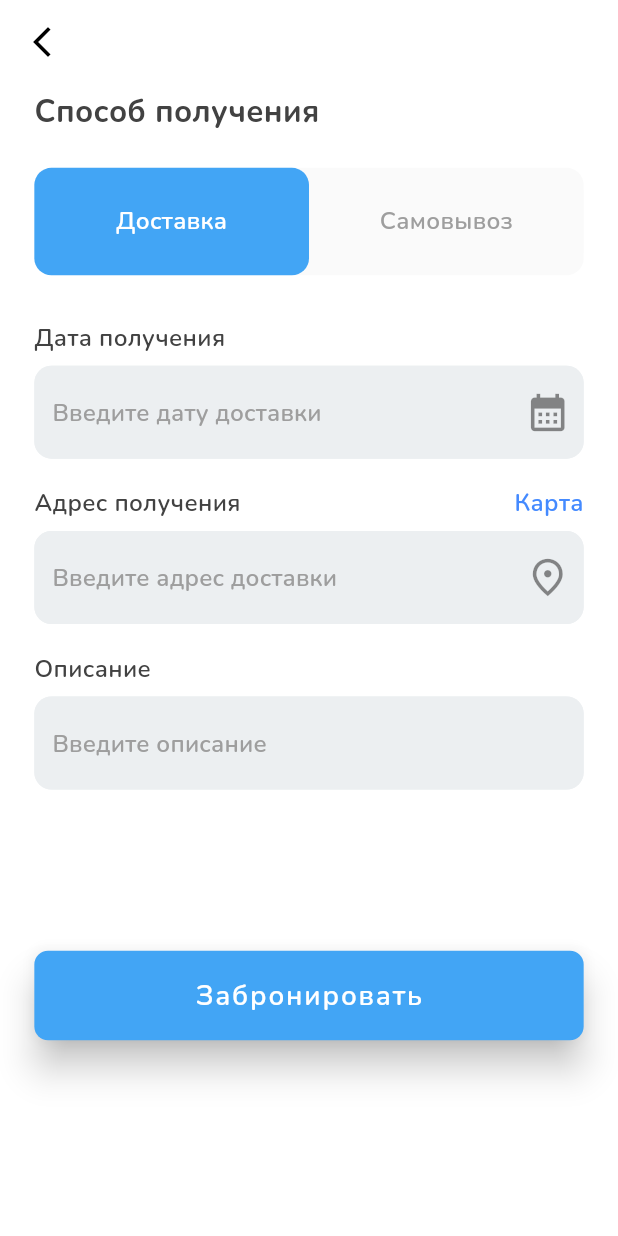
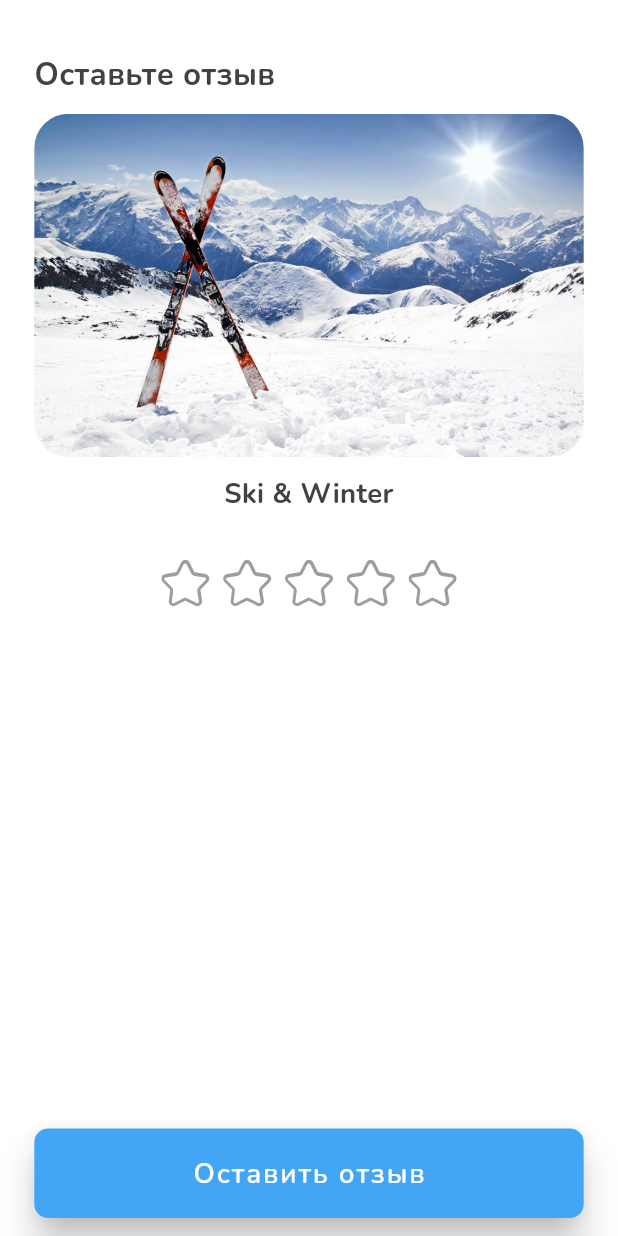
Before and after one commit to RedFox802/Flutter-Ski-Equipment-App, a Flutter app: the ReceivingScreen screen opened directly, after a tap on "Забронировать", on a phone screen of 412 x 824 dp. Run offline on Flutter 3.47's test engine with Material 2 defaults, Android fonts, the phone set to English and light mode, and no system bars; drawn by our look-alikes of flutter_rating_stars; our stand-ins replace firebase_auth, firebase_core, flutter_bloc, flutter_screenutil, flutter_svg, fluttertoast and 4 more; missing offline and left inert: avatar_view, easy_autocomplete; accounts and stored records are empty.

Commit message:
дизайн отзыва

```diff
--- a/lib/features/receiving_page/screens/receiving_screen.dart
+++ b/lib/features/receiving_page/screens/receiving_screen.dart
@@ -7,6 +7,7 @@ import 'package:flutter_bloc/flutter_bloc.dart';
 import 'package:flutter_screenutil/flutter_screenutil.dart';
 
 import '../../../components/app_text_field.dart';
+import '../../review_page/presentation/screens/review_screen.dart';
 import '../domain/receiving_cubit.dart';
 import '../domain/state/receiving_state.dart';
 
@@ -88,8 +89,15 @@ class _ReceivingScreenState extends State<ReceivingScreen> {
                   ),
                   SizedBox(height: 90.h),
                   AppBlueButton(
-                    onPressed: () {},
                     text: 'Забронировать',
+                    onPressed: () {
+                      Navigator.push(
+                        context,
+                        MaterialPageRoute(
+                          builder: ((_) => const ReviewScreen()),
+                        ),
+                      );
+                    },
                   ),
                   SizedBox(height: 10.h),
                 ],
--- /dev/null
+++ b/lib/features/review_page/presentation/screens/review_screen.dart
@@ -0,0 +1,83 @@
+import 'dart:developer';
+
+import 'package:equipment/components/app_blue_button.dart';
+import 'package:equipment/components/app_text_styles.dart';
+import 'package:flutter/material.dart';
+import 'package:flutter_rating_stars/flutter_rating_stars.dart';
+import 'package:flutter_screenutil/flutter_screenutil.dart';
+
+import '../../../../gen/assets.gen.dart';
+
+class ReviewScreen extends StatefulWidget {
+  const ReviewScreen({Key? key}) : super(key: key);
+
+  @override
+  State<ReviewScreen> createState() => _ReviewScreenState();
+}
+
+class _ReviewScreenState extends State<ReviewScreen> {
+  @override
+  Widget build(BuildContext context) {
+    var disableStarIcon =
+        Assets.icons.iconStar.svg(color: Colors.grey.shade500);
+    var enableStarIcon = Assets.icons.iconStar.svg(color: Colors.yellowAccent);
+    double value = 0;
+
+    return Scaffold(
+      backgroundColor: Colors.white,
+      body: SafeArea(
+        child: Padding(
+          padding: EdgeInsets.symmetric(horizontal: 20.w, vertical: 10.h),
+          child: Column(
+            crossAxisAlignment: CrossAxisAlignment.stretch,
+            children: [
+              SizedBox(height: 20.h),
+              Text('Оставьте отзыв', style: AppTextStyle.nunitoW700S18),
+              Padding(
+                padding: EdgeInsets.symmetric(vertical: 10.h),
+                child: ClipRRect(
+                  borderRadius: BorderRadius.circular(20.r),
+                  child: Assets.images.imSki.image(),
+                ),
+              ),
+              Text(
+                'Ski & Winter',
+                style: AppTextStyle.nunitoW700S16,
+                textAlign: TextAlign.center,
+              ),
+              SizedBox(height: 26.h),
+              Center(
+                child: RatingStars(
+                  value: 0,
+                  onValueChanged: (v) {
+                    log('v $v');
+                    setState(() {
+                      value = v;
+                      log('new val $value');
+                    });
+                  },
+                  starBuilder: (index, color) {
+                    log('index $index');
+                    log('value $value');
+                    log('bool ${index < value}');
+                    return index < value ? enableStarIcon : disableStarIcon;
+                  },
+                  starCount: 5,
+                  starSize: 28.r,
+                  maxValue: 5,
+                  starSpacing: 8.w,
+                  valueLabelVisibility: false,
+                ),
+              ),
+              const Spacer(),
+              AppBlueButton(
+                text: 'Оставить отзыв',
+                onPressed: () {},
+              ),
+            ],
+          ),
+        ),
+      ),
+    );
+  }
+}
--- a/pubspec.yaml
+++ b/pubspec.yaml
@@ -32,6 +32,7 @@ dependencies:
   easy_autocomplete: ^1.5.0
   carousel_slider: ^4.1.1
   avatar_view: ^1.0.1
+  flutter_rating_stars: ^1.0.3+4
 
 dev_dependencies:
   flutter_test:
```
Also changed, not shown: pubspec.lock.
